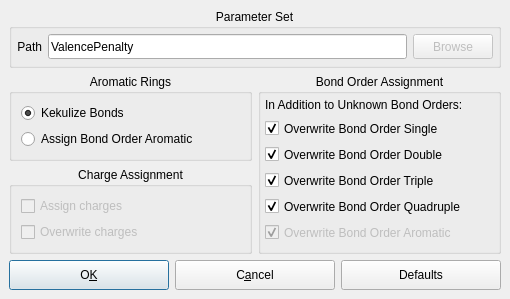
Before: the Qt Designer form source/VIEW/DIALOGS/assignBondOrderConfigurationDialog.ui in BALL-Project/ball, drawn with Qt 5.
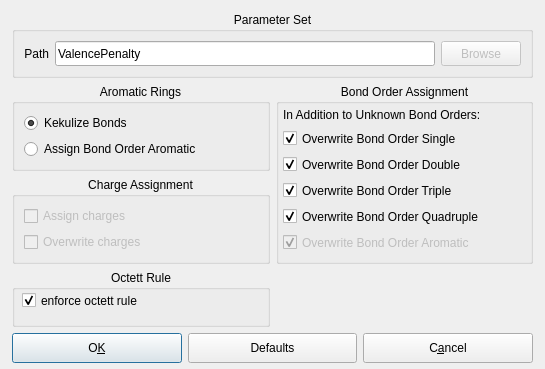
After: the same form once the commit is applied.

Commit message:
new Option AssignBondOrderProcessor::Option::ENFORCE_OCTETT_RULE
added a new Option ENFORCE_OCTETT_RULE to the AssignBondOrderProcessor
and made it available in the GUI

```diff
--- a/source/VIEW/DIALOGS/assignBondOrderConfigurationDialog.ui
+++ b/source/VIEW/DIALOGS/assignBondOrderConfigurationDialog.ui
@@ -5,8 +5,8 @@
    <rect>
     <x>0</x>
     <y>0</y>
-    <width>510</width>
-    <height>299</height>
+    <width>545</width>
+    <height>369</height>
    </rect>
   </property>
   <property name="sizePolicy" >
@@ -32,14 +32,96 @@
   <property name="windowTitle" >
    <string>Assign Bond Order Options</string>
   </property>
+  <widget class="QWidget" name="" >
+   <property name="geometry" >
+    <rect>
+     <x>12</x>
+     <y>12</y>
+     <width>521</width>
+     <height>351</height>
+    </rect>
+   </property>
   <layout class="QGridLayout" >
    <property name="margin" >
+     <number>0</number>
+    </property>
+    <property name="spacing" >
+     <number>6</number>
+    </property>
+    <item row="1" column="0" >
+     <widget class="QGroupBox" name="groupBox_2" >
+      <property name="title" >
+       <string>Aromatic Rings</string>
+      </property>
+      <property name="alignment" >
+       <set>Qt::AlignHCenter</set>
+      </property>
+      <property name="checked" >
+       <bool>false</bool>
+      </property>
+      <layout class="QVBoxLayout" >
+       <property name="margin" >
     <number>9</number>
    </property>
    <property name="spacing" >
     <number>6</number>
    </property>
-   <item row="1" column="1" >
+       <item>
+        <widget class="QRadioButton" name="kekulizeBonds_button" >
+         <property name="enabled" >
+          <bool>true</bool>
+         </property>
+         <property name="text" >
+          <string>Kekulize Bonds</string>
+         </property>
+         <property name="checked" >
+          <bool>true</bool>
+         </property>
+        </widget>
+       </item>
+       <item>
+        <widget class="QRadioButton" name="assignBOAromatic_button" >
+         <property name="text" >
+          <string>Assign Bond Order Aromatic</string>
+         </property>
+         <property name="checked" >
+          <bool>false</bool>
+         </property>
+        </widget>
+       </item>
+      </layout>
+     </widget>
+    </item>
+    <item row="3" column="0" >
+     <widget class="QGroupBox" name="groupBox_3" >
+      <property name="title" >
+       <string>Octett Rule</string>
+      </property>
+      <property name="alignment" >
+       <set>Qt::AlignHCenter</set>
+      </property>
+      <property name="flat" >
+       <bool>false</bool>
+      </property>
+      <widget class="QCheckBox" name="enforce_octett_rule_box" >
+       <property name="geometry" >
+        <rect>
+         <x>10</x>
+         <y>20</y>
+         <width>221</width>
+         <height>21</height>
+        </rect>
+       </property>
+       <property name="text" >
+        <string>enforce octett rule</string>
+       </property>
+       <property name="checked" >
+        <bool>true</bool>
+       </property>
+      </widget>
+     </widget>
+    </item>
+    <item rowspan="2" row="1" column="1" >
     <widget class="QGroupBox" name="groupBox" >
      <property name="title" >
       <string>Bond Order Assignment</string>
@@ -154,59 +236,101 @@
      </widget>
     </widget>
    </item>
-   <item row="1" column="0" >
-    <layout class="QVBoxLayout" >
+    <item row="4" column="0" colspan="2" >
+     <layout class="QGridLayout" >
      <property name="margin" >
       <number>0</number>
      </property>
      <property name="spacing" >
       <number>6</number>
      </property>
-     <item>
-      <widget class="QGroupBox" name="groupBox_2" >
-       <property name="title" >
-        <string>Aromatic Rings</string>
-       </property>
-       <property name="alignment" >
-        <set>Qt::AlignHCenter</set>
-       </property>
-       <property name="checked" >
-        <bool>false</bool>
-       </property>
-       <layout class="QVBoxLayout" >
-        <property name="margin" >
-         <number>9</number>
+      <item row="0" column="0" >
+       <widget class="QPushButton" name="close_button" >
+        <property name="sizePolicy" >
+         <sizepolicy>
+          <hsizetype>3</hsizetype>
+          <vsizetype>0</vsizetype>
+          <horstretch>0</horstretch>
+          <verstretch>0</verstretch>
+         </sizepolicy>
+        </property>
+        <property name="minimumSize" >
+         <size>
+          <width>0</width>
+          <height>30</height>
+         </size>
+        </property>
+        <property name="toolTip" >
+         <string>close window, save options and start assignment</string>
+        </property>
+        <property name="text" >
+         <string>O&amp;K</string>
         </property>
-        <property name="spacing" >
-         <number>6</number>
+        <property name="shortcut" >
+         <string/>
         </property>
-        <item>
-         <widget class="QRadioButton" name="kekulizeBonds_button" >
-          <property name="enabled" >
+        <property name="default" >
            <bool>true</bool>
           </property>
+       </widget>
+      </item>
+      <item row="0" column="1" >
+       <widget class="QPushButton" name="reset_button" >
+        <property name="sizePolicy" >
+         <sizepolicy>
+          <hsizetype>3</hsizetype>
+          <vsizetype>0</vsizetype>
+          <horstretch>0</horstretch>
+          <verstretch>0</verstretch>
+         </sizepolicy>
+        </property>
+        <property name="minimumSize" >
+         <size>
+          <width>0</width>
+          <height>30</height>
+         </size>
+        </property>
+        <property name="toolTip" >
+         <string>Reset all settings to default values</string>
+        </property>
           <property name="text" >
-           <string>Kekulize Bonds</string>
-          </property>
-          <property name="checked" >
-           <bool>true</bool>
+         <string>Defaults</string>
+        </property>
+        <property name="shortcut" >
+         <string/>
           </property>
          </widget>
         </item>
-        <item>
-         <widget class="QRadioButton" name="assignBOAromatic_button" >
+      <item row="0" column="2" >
+       <widget class="QPushButton" name="cancel_button" >
+        <property name="sizePolicy" >
+         <sizepolicy>
+          <hsizetype>3</hsizetype>
+          <vsizetype>0</vsizetype>
+          <horstretch>0</horstretch>
+          <verstretch>0</verstretch>
+         </sizepolicy>
+        </property>
+        <property name="minimumSize" >
+         <size>
+          <width>0</width>
+          <height>30</height>
+         </size>
+        </property>
+        <property name="toolTip" >
+         <string>Close window and discard changes</string>
+        </property>
           <property name="text" >
-           <string>Assign Bond Order Aromatic</string>
-          </property>
-          <property name="checked" >
-           <bool>false</bool>
+         <string>C&amp;ancel</string>
+        </property>
+        <property name="shortcut" >
+         <string/>
           </property>
          </widget>
         </item>
        </layout>
-      </widget>
-     </item>
-     <item>
+    </item>
+    <item row="2" column="0" >
       <widget class="QGroupBox" name="check_options" >
        <property name="minimumSize" >
         <size>
@@ -268,8 +392,6 @@
        </layout>
       </widget>
      </item>
-    </layout>
-   </item>
    <item row="0" column="0" colspan="2" >
     <widget class="QGroupBox" name="groupBox12" >
      <property name="title" >
@@ -278,47 +400,39 @@
      <property name="alignment" >
       <set>Qt::AlignHCenter</set>
      </property>
-     <layout class="QHBoxLayout" >
+      <layout class="QGridLayout" >
       <property name="margin" >
-       <number>5</number>
+        <number>9</number>
       </property>
       <property name="spacing" >
        <number>6</number>
       </property>
-      <item>
-       <widget class="QLabel" name="Label_10" >
-        <property name="sizePolicy" >
-         <sizepolicy>
-          <hsizetype>5</hsizetype>
-          <vsizetype>1</vsizetype>
-          <horstretch>0</horstretch>
-          <verstretch>0</verstretch>
-         </sizepolicy>
+       <item row="0" column="2" >
+        <widget class="QPushButton" name="browse_button" >
+         <property name="enabled" >
+          <bool>false</bool>
         </property>
         <property name="minimumSize" >
          <size>
-          <width>0</width>
+           <width>50</width>
           <height>25</height>
          </size>
         </property>
         <property name="focusPolicy" >
-         <enum>Qt::NoFocus</enum>
-        </property>
-        <property name="lineWidth" >
-         <number>1</number>
+          <enum>Qt::TabFocus</enum>
+         </property>
+         <property name="toolTip" >
+          <string>Browse your computer for amber file</string>
         </property>
         <property name="text" >
-         <string>Path</string>
-        </property>
-        <property name="textFormat" >
-         <enum>Qt::AutoText</enum>
-        </property>
-        <property name="alignment" >
-         <set>Qt::AlignRight|Qt::AlignTrailing|Qt::AlignVCenter</set>
+          <string>Browse</string>
+         </property>
+         <property name="autoDefault" >
+          <bool>true</bool>
         </property>
        </widget>
       </item>
-      <item>
+       <item row="0" column="1" >
        <widget class="QLineEdit" name="parameter_file_edit" >
         <property name="minimumSize" >
          <size>
@@ -346,129 +460,44 @@
         </property>
        </widget>
       </item>
-      <item>
-       <widget class="QPushButton" name="browse_button" >
-        <property name="enabled" >
-         <bool>false</bool>
+       <item row="0" column="0" >
+        <widget class="QLabel" name="Label_10" >
+         <property name="sizePolicy" >
+          <sizepolicy>
+           <hsizetype>5</hsizetype>
+           <vsizetype>1</vsizetype>
+           <horstretch>0</horstretch>
+           <verstretch>0</verstretch>
+          </sizepolicy>
         </property>
         <property name="minimumSize" >
          <size>
-          <width>50</width>
+           <width>0</width>
           <height>25</height>
          </size>
         </property>
         <property name="focusPolicy" >
-         <enum>Qt::TabFocus</enum>
-        </property>
-        <property name="toolTip" >
-         <string>Browse your computer for amber file</string>
+          <enum>Qt::NoFocus</enum>
+         </property>
+         <property name="lineWidth" >
+          <number>1</number>
         </property>
         <property name="text" >
-         <string>Browse</string>
-        </property>
-        <property name="autoDefault" >
-         <bool>true</bool>
-        </property>
+          <string>Path</string>
+         </property>
+         <property name="textFormat" >
+          <enum>Qt::AutoText</enum>
+         </property>
+         <property name="alignment" >
+          <set>Qt::AlignRight|Qt::AlignTrailing|Qt::AlignVCenter</set>
+         </property>
        </widget>
       </item>
      </layout>
     </widget>
    </item>
-   <item row="2" column="0" colspan="2" >
-    <layout class="QHBoxLayout" >
-     <property name="margin" >
-      <number>0</number>
-     </property>
-     <property name="spacing" >
-      <number>6</number>
-     </property>
-     <item>
-      <widget class="QPushButton" name="close_button" >
-       <property name="sizePolicy" >
-        <sizepolicy>
-         <hsizetype>3</hsizetype>
-         <vsizetype>0</vsizetype>
-         <horstretch>0</horstretch>
-         <verstretch>0</verstretch>
-        </sizepolicy>
-       </property>
-       <property name="minimumSize" >
-        <size>
-         <width>0</width>
-         <height>30</height>
-        </size>
-       </property>
-       <property name="toolTip" >
-        <string>close window, save options and start assignment</string>
-       </property>
-       <property name="text" >
-        <string>O&amp;K</string>
-       </property>
-       <property name="shortcut" >
-        <string/>
-       </property>
-       <property name="default" >
-        <bool>true</bool>
-       </property>
-      </widget>
-     </item>
-     <item>
-      <widget class="QPushButton" name="cancel_button" >
-       <property name="sizePolicy" >
-        <sizepolicy>
-         <hsizetype>3</hsizetype>
-         <vsizetype>0</vsizetype>
-         <horstretch>0</horstretch>
-         <verstretch>0</verstretch>
-        </sizepolicy>
-       </property>
-       <property name="minimumSize" >
-        <size>
-         <width>0</width>
-         <height>30</height>
-        </size>
-       </property>
-       <property name="toolTip" >
-        <string>Close window and discard changes</string>
-       </property>
-       <property name="text" >
-        <string>C&amp;ancel</string>
-       </property>
-       <property name="shortcut" >
-        <string/>
-       </property>
-      </widget>
-     </item>
-     <item>
-      <widget class="QPushButton" name="reset_button" >
-       <property name="sizePolicy" >
-        <sizepolicy>
-         <hsizetype>3</hsizetype>
-         <vsizetype>0</vsizetype>
-         <horstretch>0</horstretch>
-         <verstretch>0</verstretch>
-        </sizepolicy>
-       </property>
-       <property name="minimumSize" >
-        <size>
-         <width>0</width>
-         <height>30</height>
-        </size>
-       </property>
-       <property name="toolTip" >
-        <string>Reset all settings to default values</string>
-       </property>
-       <property name="text" >
-        <string>Defaults</string>
-       </property>
-       <property name="shortcut" >
-        <string/>
-       </property>
-      </widget>
-     </item>
-    </layout>
-   </item>
-  </layout>
+   </layout>
+  </widget>
  </widget>
  <layoutdefault spacing="6" margin="11" />
  <tabstops>
```
Left out of the diff: 76 changed lines with no effect on the pictures. Lines whose indentation alone changed are shown as unchanged. The commit also changes 4 other files.
